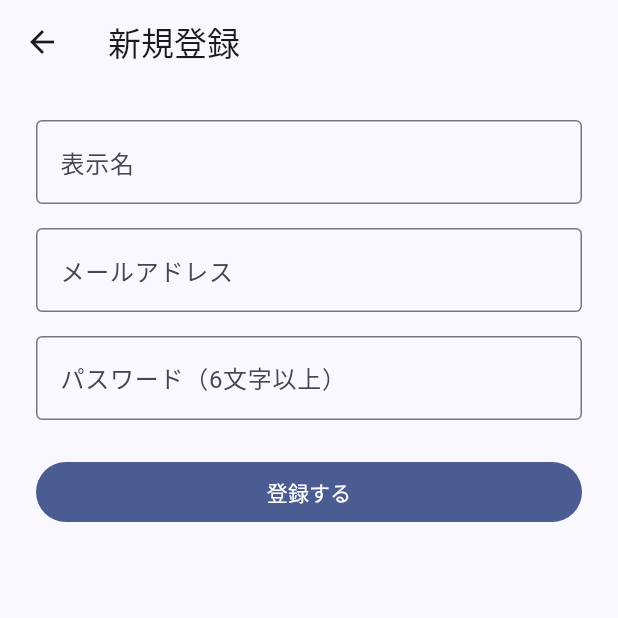
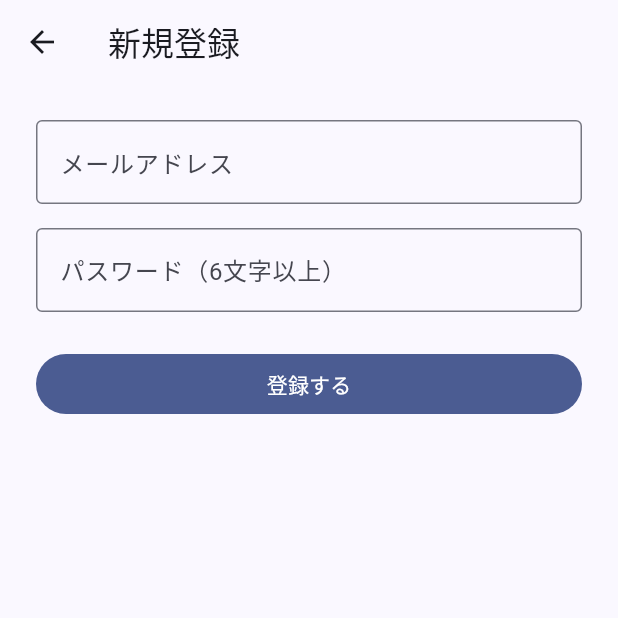
Before and after one commit to yusukeokubo1024-netizen/Kairos, a Flutter app: the SignUpScreen screen opened directly, on a phone screen of 412 x 824 dp, the top half of it. Run offline on Flutter 3.47's test engine with Material 3 defaults, Android fonts, the phone set to English and light mode, and no system bars; our stand-ins replace cloud_firestore, firebase_analytics, firebase_auth, firebase_core, firebase_crashlytics, flutter_local_notifications and 5 more; missing offline and left inert: firebase_app_check, holiday_jp; accounts and stored records are empty; network calls fail.

Commit message:
Remove display name field from signup — set it later in Settings instead
Co-Authored-By: Claude Sonnet 5 <noreply@anthropic.com>

```diff
--- a/app/lib/screens/auth/signup_screen.dart
+++ b/app/lib/screens/auth/signup_screen.dart
@@ -17,7 +17,6 @@ class SignUpScreen extends StatefulWidget {
 
 class _SignUpScreenState extends State<SignUpScreen> {
   final _formKey = GlobalKey<FormState>();
-  final _nameController = TextEditingController();
   final _emailController = TextEditingController();
   final _passwordController = TextEditingController();
   final _authService = AuthService();
@@ -27,7 +26,6 @@ class _SignUpScreenState extends State<SignUpScreen> {
 
   @override
   void dispose() {
-    _nameController.dispose();
     _emailController.dispose();
     _passwordController.dispose();
     super.dispose();
@@ -40,10 +38,13 @@ class _SignUpScreenState extends State<SignUpScreen> {
       _errorMessage = null;
     });
     try {
+      // Display name isn't collected at signup anymore — it can be set
+      // anytime from Settings, and every place that shows it already falls
+      // back gracefully (e.g. settingsDisplayNameUnset) when it's empty.
       await _authService.signUp(
         email: _emailController.text.trim(),
         password: _passwordController.text,
-        displayName: _nameController.text.trim(),
+        displayName: '',
       );
       unawaited(AnalyticsService.instance.logSignUp());
       if (mounted) await offerBiometricLock(context);
@@ -83,13 +84,6 @@ class _SignUpScreenState extends State<SignUpScreen> {
             child: Column(
               crossAxisAlignment: CrossAxisAlignment.stretch,
               children: [
-                TextFormField(
-                  controller: _nameController,
-                  decoration: InputDecoration(labelText: l10n.signUpNameLabel),
-                  validator: (value) =>
-                      (value == null || value.trim().isEmpty) ? l10n.signUpNameRequired : null,
-                ),
-                const SizedBox(height: 16),
                 TextFormField(
                   controller: _emailController,
                   keyboardType: TextInputType.emailAddress,
```
